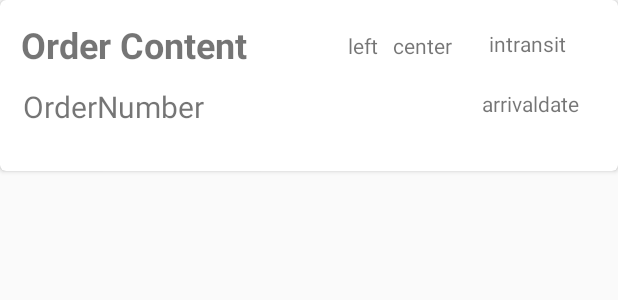
After one commit to sfirooz2017/healthcarePortal, an Android app: the layout exampleitem.xml on its own in the app's theme, with its tools: preview values and no code run, on a phone screen of 412 x 824 dp. The commit adds this screen. Shown: the top 300 px of the screen. Run offline under Robolectric (Android 15) with nearby library versions, the phone set to English and light mode, and no system bars.

Commit message:
patient orders

```diff
--- a/app/build.gradle
+++ b/app/build.gradle
@@ -39,4 +39,6 @@ dependencies {
     testImplementation 'junit:junit:4.12'
     androidTestImplementation 'androidx.test.ext:junit:1.1.1'
     androidTestImplementation 'androidx.test.espresso:espresso-core:3.2.0'
+    implementation 'androidx.recyclerview:recyclerview:1.2.0-alpha03'
+    implementation 'androidx.cardview:cardview:1.0.0'
 }
--- /dev/null
+++ b/app/src/main/res/layout/exampleitem.xml
@@ -0,0 +1,96 @@
+<?xml version="1.0" encoding="utf-8"?>
+<androidx.cardview.widget.CardView xmlns:android="http://schemas.android.com/apk/res/android"
+    android:layout_width="match_parent"
+    android:layout_height="wrap_content"
+    xmlns:app="http://schemas.android.com/apk/res-auto"
+    app:cardCornerRadius="4sp">
+
+    <RelativeLayout
+        android:layout_width="match_parent"
+        android:layout_height="106dp"
+        android:layout_margin="4sp"
+        android:id="@+id/sampleorder">
+
+        <TextView
+            android:id="@+id/ordernumber"
+            android:layout_width="wrap_content"
+            android:layout_height="wrap_content"
+            android:layout_alignParentStart="true"
+            android:layout_alignParentLeft="true"
+            android:layout_alignParentTop="true"
+            android:layout_alignParentEnd="true"
+            android:layout_alignParentRight="true"
+            android:layout_marginStart="11dp"
+            android:layout_marginLeft="11dp"
+            android:layout_marginTop="53dp"
+            android:layout_marginEnd="245dp"
+            android:layout_marginRight="245dp"
+            android:text="OrderNumber"
+            android:textSize="20sp"
+             />
+
+        <TextView
+            android:layout_width="161dp"
+            android:layout_height="wrap_content"
+            android:textStyle="bold"
+            android:id="@+id/ordercontent"
+
+
+            android:layout_alignParentStart="true"
+            android:layout_alignParentLeft="true"
+            android:layout_alignParentEnd="true"
+            android:layout_alignParentRight="true"
+            android:layout_alignParentBottom="true"
+            android:layout_marginStart="10dp"
+            android:layout_marginLeft="10dp"
+            android:layout_marginTop="2sp"
+            android:layout_marginEnd="232dp"
+            android:layout_marginRight="232dp"
+            android:layout_marginBottom="64dp"
+            android:text="Order Content"
+            android:textSize="24sp" />
+
+        <TextView
+            android:id="@+id/transit"
+            android:layout_width="wrap_content"
+            android:layout_height="wrap_content"
+            android:layout_alignParentStart="true"
+            android:layout_alignParentLeft="true"
+            android:layout_alignParentEnd="true"
+            android:layout_alignParentRight="true"
+            android:layout_alignParentBottom="true"
+            android:layout_marginStart="322dp"
+            android:layout_marginLeft="322dp"
+            android:layout_marginEnd="23dp"
+            android:layout_marginRight="22dp"
+            android:layout_marginBottom="71dp"
+            android:text="intransit" />
+
+        <TextView
+            android:id="@+id/arrivedate"
+            android:layout_width="wrap_content"
+            android:layout_height="wrap_content"
+            android:layout_alignParentEnd="true"
+            android:layout_alignParentRight="true"
+            android:layout_alignParentBottom="true"
+            android:layout_marginEnd="22dp"
+            android:layout_marginRight="22dp"
+            android:layout_marginBottom="31dp"
+            android:text="arrivaldate" />
+
+        <TextView
+            android:id="@+id/leftcenter"
+            android:layout_width="wrap_content"
+            android:layout_height="wrap_content"
+            android:layout_alignParentBottom="true"
+            android:layout_marginEnd="20dp"
+            android:layout_marginRight="20dp"
+            android:layout_marginBottom="70dp"
+            android:layout_toStartOf="@+id/arrivedate"
+            android:layout_toLeftOf="@+id/arrivedate"
+            android:text="left   center" />
+
+
+    </RelativeLayout>
+
+</androidx.cardview.widget.CardView>
--- a/app/src/main/res/layout/fragment_home.xml
+++ b/app/src/main/res/layout/fragment_home.xml
@@ -11,7 +11,7 @@
         android:layout_width="wrap_content"
         android:layout_height="wrap_content"
         android:text="patient home"
-        tools:layout_editor_absoluteX="124dp"
-        tools:layout_editor_absoluteY="62dp" />
+        tools:layout_editor_absoluteX="188dp"
+        tools:layout_editor_absoluteY="65dp" />
 
 </androidx.constraintlayout.widget.ConstraintLayout>
--- a/build.gradle
+++ b/build.gradle
@@ -8,7 +8,7 @@ buildscript {
 
     }
     dependencies {
-        classpath 'com.android.tools.build:gradle:3.6.1'
+        classpath 'com.android.tools.build:gradle:3.6.3'
         classpath 'com.google.gms:google-services:4.2.0'
 
 
```
Also changed, not shown: app/src/main/java/edu/nyit/healthcareportal/ui/orders/Orderadapter.java (added, +80 -0 lines), app/src/main/java/edu/nyit/healthcareportal/ui/orders/PatientOrdersFragment.java (+23 -3 lines), app/src/main/res/layout/fragment_orders.xml (+11 -5 lines).
